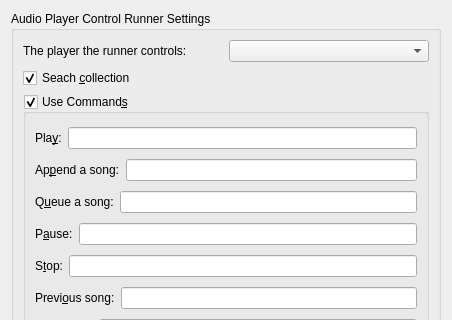
Before: the Qt Designer form runners/audioplayercontrol/audioplayercontrolrunner_config.ui in KDE/kdeplasma-addons, drawn with Qt 5; both pictures show x 0 to 452 and y 0 to 320 of the 452 by 544 pixel window.
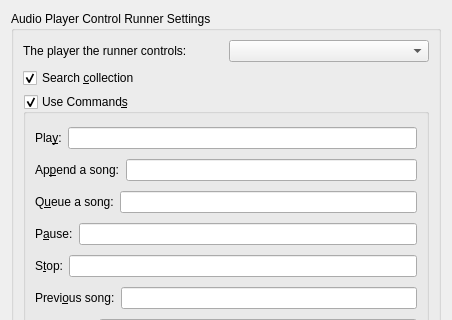
After: the same form once the commit is applied. Custom widgets are drawn as their Qt base class.

Commit message: Corrected typo reported by J.M.F. - seach -> search.  Will result in a new string tomorrow.

```diff
--- a/runners/audioplayercontrol/audioplayercontrolrunner_config.ui
+++ b/runners/audioplayercontrol/audioplayercontrolrunner_config.ui
@@ -45,7 +45,7 @@
          <locale language="English" country="UnitedStates"/>
         </property>
         <property name="text">
-         <string>Seach &amp;collection</string>
+         <string>Search &amp;collection</string>
         </property>
         <property name="checked">
          <bool>true</bool>
```
